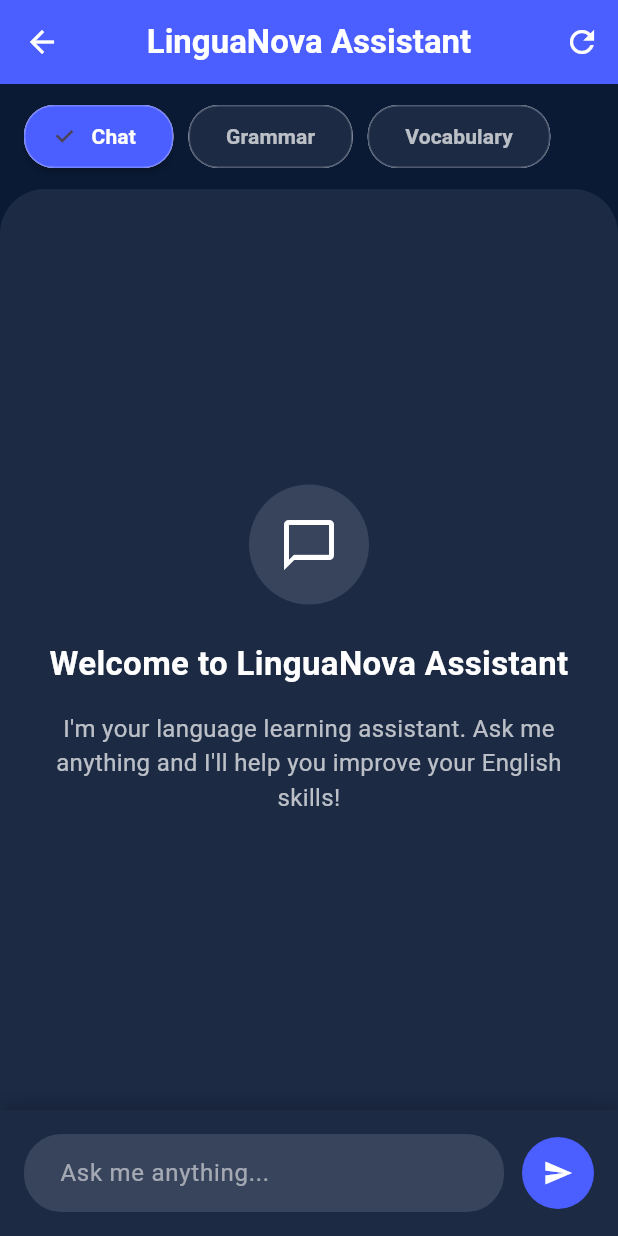
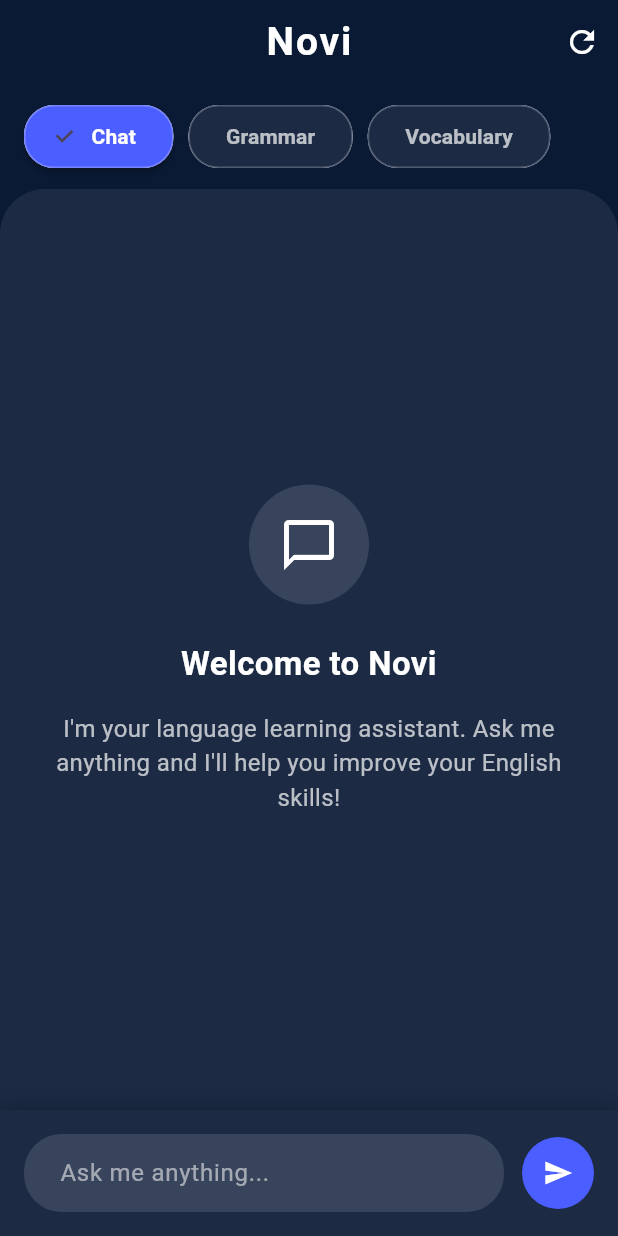
Before and after one commit to mesutbahadir1/LinguaNova-Mobil, a Flutter app: the ChatView screen opened directly, on a phone screen of 412 x 824 dp. Run offline on Flutter 3.47's test engine with Material 3 defaults, Android fonts, the light colour scheme and no system bars; our stand-ins replace auto_size_text, cached_network_image, cloud_firestore, confetti, firebase_auth, firebase_core and 7 more; missing offline and left inert: audio_session; accounts and stored records are empty.

Commit message:
ui uodate

```diff
--- a/fire_base/lib/chatbot/chat_modes.dart
+++ b/fire_base/lib/chatbot/chat_modes.dart
@@ -17,7 +17,7 @@ enum ChatMode {
   String get welcomeTitle {
     switch (this) {
       case ChatMode.chat:
-        return 'Welcome to LinguaNova Assistant';
+        return 'Welcome to Novi';
       case ChatMode.grammar:
         return 'Grammar Check Mode';
       case ChatMode.vocabulary:
--- a/fire_base/lib/chatbot/generative_model_service.dart
+++ b/fire_base/lib/chatbot/generative_model_service.dart
@@ -26,7 +26,7 @@ class GenerativeChatService {
       final aiResponse = response.body;
 
       // Geçmişi güncelle: Kullanıcı mesajını ve AI yanıtını ekle
-      _history += 'You: $message\nAI: $aiResponse\n';
+      _history += 'You: $message\nNovi: $aiResponse\n';
 
       return aiResponse; // Yanıtı döndür
     } else {
--- a/fire_base/lib/chatbot/generative_model_view_model.dart
+++ b/fire_base/lib/chatbot/generative_model_view_model.dart
@@ -42,7 +42,7 @@ class ChatViewModel extends ChangeNotifier {
     }
 
     // Add AI response to the list
-    _messages.add("AI: $response");
+    _messages.add("Novi: $response");
     notifyListeners();
   }
 
--- a/fire_base/lib/chatbot/generative_text_view.dart
+++ b/fire_base/lib/chatbot/generative_text_view.dart
@@ -3,6 +3,7 @@ import 'package:provider/provider.dart';
 
 import 'generative_model_view_model.dart';
 import 'chat_modes.dart';
+import 'novi_title.dart';
 
 class ChatView extends StatefulWidget {
   const ChatView({Key? key}) : super(key: key);
@@ -38,21 +39,15 @@ class _ChatViewState extends State<ChatView> {
   Widget build(BuildContext context) {
     return Scaffold(
       appBar: AppBar(
-        leading: IconButton(
-          icon: Icon(Icons.arrow_back, color: Colors.white),
-          onPressed: () {
-            Navigator.pop(context);
-          },
-        ),
-        title: const Text(
-          'LinguaNova Assistant',
-          style: TextStyle(
-            fontWeight: FontWeight.bold,
-            color: Colors.white,
-          ),
+        automaticallyImplyLeading: false,
+        title: NoviTitle(
+          text: 'Novi',
+          textColor: Colors.white,
+          glowColor: const Color(0xFF4B5EFF),
+          fontSize: 26,
         ),
         centerTitle: true,
-        backgroundColor: const Color(0xFF4B5EFF),
+        backgroundColor: const Color(0xFF0A1A35),
         elevation: 0,
         actions: [
           IconButton(
@@ -221,11 +216,11 @@ class _ChatViewState extends State<ChatView> {
   }
 
   Widget _buildMessageBubble(String message, bool isUserMessage) {
-    // Mesajı temizle (örneğin "You: " veya "AI: " kısmını kaldır)
+    // Mesajı temizle (örneğin "You: " veya "Novi: " kısmını kaldır)
     String cleanedMessage = message.startsWith("You: ")
         ? message.substring(5)
-        : message.startsWith("AI: ")
-        ? message.substring(4)
+        : message.startsWith("Novi: ")
+        ? message.substring(6)
         : message;
 
     return Align(
@@ -268,7 +263,7 @@ class _ChatViewState extends State<ChatView> {
                 borderRadius: BorderRadius.circular(10),
               ),
               child: Text(
-                isUserMessage ? "You" : "AI",
+                isUserMessage ? "You" : "Novi",
                 style: TextStyle(
                   fontWeight: FontWeight.w600,
                   color: Colors.white,
@@ -277,7 +272,7 @@ class _ChatViewState extends State<ChatView> {
               ),
             ),
             const SizedBox(height: 8),
-            // AI mesajları için çift yıldızları kalın yapmak istiyoruz
+            // Novi mesajları için çift yıldızları kalın yapmak istiyoruz
             isUserMessage
                 ? Text(
               cleanedMessage,
@@ -287,7 +282,7 @@ class _ChatViewState extends State<ChatView> {
                 height: 1.4,
               ),
             )
-                : _buildFormattedMessage(cleanedMessage), // AI mesajı için özel formatlama
+                : _buildFormattedMessage(cleanedMessage), // Novi mesajı için özel formatlama
           ],
         ),
       ),
--- /dev/null
+++ b/fire_base/lib/chatbot/novi_title.dart
@@ -0,0 +1,119 @@
+import 'package:flutter/material.dart';
+
+class NoviTitle extends StatefulWidget {
+  final String text;
+  final Color textColor;
+  final Color glowColor;
+  final double fontSize;
+
+  const NoviTitle({
+    Key? key,
+    required this.text,
+    this.textColor = Colors.white,
+    this.glowColor = const Color(0xFF4B5EFF),
+    this.fontSize = 24,
+  }) : super(key: key);
+
+  @override
+  State<NoviTitle> createState() => _NoviTitleState();
+}
+
+class _NoviTitleState extends State<NoviTitle> with SingleTickerProviderStateMixin {
+  late AnimationController _controller;
+  late Animation<double> _pulseAnimation;
+
+  @override
+  void initState() {
+    super.initState();
+    _controller = AnimationController(
+      duration: const Duration(seconds: 10),
+      vsync: this,
+    );
+
+    _pulseAnimation = TweenSequence<double>([
+      TweenSequenceItem(
+        tween: Tween<double>(begin: 0.0, end: 0.0),
+        weight: 60, // 6 seconds of nothing
+      ),
+      TweenSequenceItem(
+        tween: Tween<double>(begin: 0.0, end: 1.0),
+        weight: 10, // 1 second fade in
+      ),
+      TweenSequenceItem(
+        tween: Tween<double>(begin: 1.0, end: 0.0),
+        weight: 30, // 3 seconds fade out
+      ),
+    ]).animate(
+      CurvedAnimation(
+        parent: _controller,
+        curve: Curves.easeInOut,
+      ),
+    );
+
+    // Start animation and repeat it
+    _controller.repeat();
+  }
+
+  @override
+  void dispose() {
+    _controller.dispose();
+    super.dispose();
+  }
+
+  @override
+  Widget build(BuildContext context) {
+    return AnimatedBuilder(
+      animation: _controller,
+      builder: (context, child) {
+        return Stack(
+          children: [
+            // Base text (always visible)
+            Text(
+              widget.text,
+              style: TextStyle(
+                fontWeight: FontWeight.bold,
+                color: widget.textColor,
+                fontSize: widget.fontSize,
+                letterSpacing: 1.2,
+              ),
+            ),
+
+            // Glow overlay (fades in and out)
+            Opacity(
+              opacity: _pulseAnimation.value,
+              child: Text(
+                widget.text,
+                style: TextStyle(
+                  fontWeight: FontWeight.bold,
+                  fontSize: widget.fontSize,
+                  letterSpacing: 1.2,
+                  foreground: Paint()
+                    ..style = PaintingStyle.stroke
+                    ..strokeWidth = 2
+                    ..color = widget.glowColor.withOpacity(0.6),
+                  shadows: [
+                    Shadow(
+                      color: widget.glowColor,
+                      blurRadius: 8,
+                      offset: const Offset(0, 0),
+                    ),
+                  ],
+                ),
+              ),
+            ),
+          ],
+        );
+      },
+    );
+  }
+}
+
+// Kullanım örneği:
+// appBar: AppBar(
+//   automaticallyImplyLeading: false,
+//   title: AnimatedGradientTitle(text: 'Novi'),
+//   centerTitle: true,
+//   backgroundColor: const Color(0xFF4B5EFF),
+//   elevation: 0,
+//   actions: [ ... ],
+// ),
--- a/fire_base/lib/ui/home.dart
+++ b/fire_base/lib/ui/home.dart
@@ -196,7 +196,7 @@ class _HomeState extends State<Home> {
       case 3:
         return ContentListScreen(key: UniqueKey(), type: 2);
       case 4:
-        return AccountScreen();
+        return ChatView();
       default:
         return _buildHomeContent();
     }
@@ -233,7 +233,7 @@ class _HomeState extends State<Home> {
                         Navigator.push(
                           context,
                           MaterialPageRoute(
-                            builder: (context) => ChatView(),
+                            builder: (context) => AccountScreen(),
                           ),
                         );
                       },
```
Also changed, not shown: fire_base/lib/widgets/bottom_bar_builder.dart (+63 -22 lines), fire_base/lib/widgets/chatbot_button.dart (added, +253 -0 lines).
